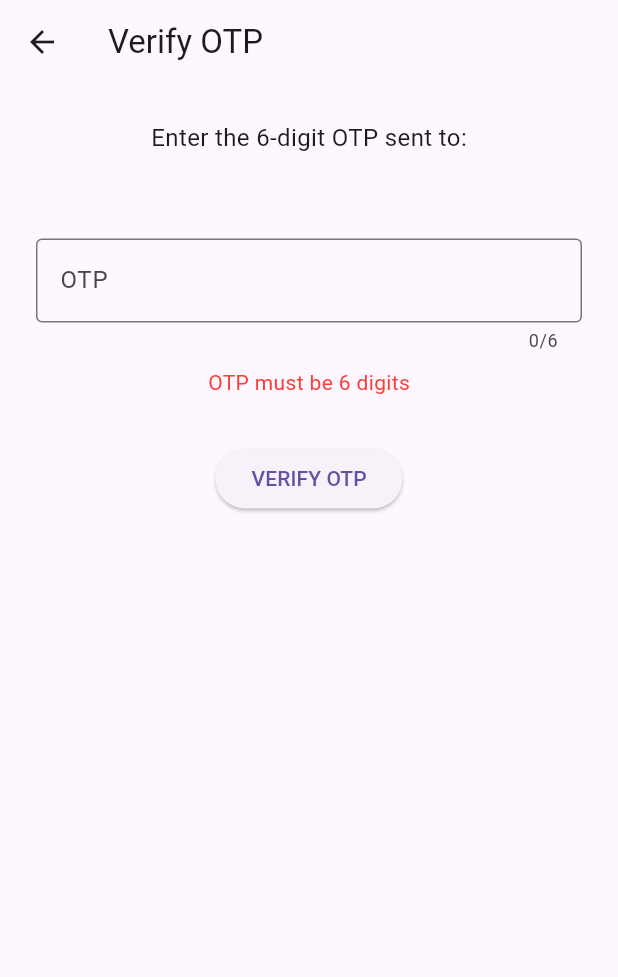
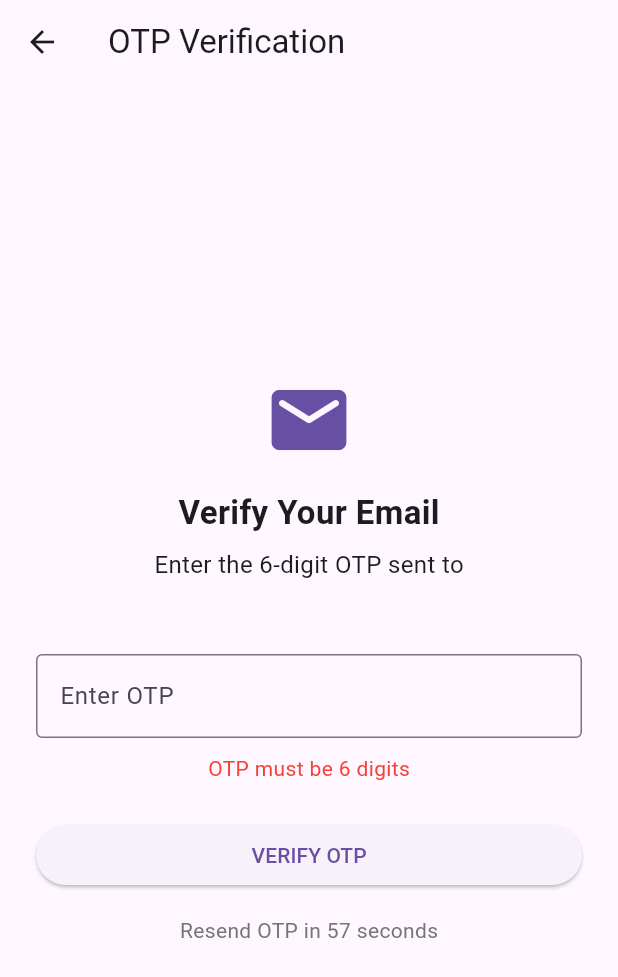
Before and after one commit to sahkrish68/multi_vendor_cloud_resturent_system, a Flutter app: the OtpVerificationScreen screen opened directly with empty values, after a tap on "VERIFY OTP", on a phone screen of 412 x 824 dp. Shown: the top 977 px of the screen. Run offline on Flutter 3.47's test engine with Material 3 defaults, Android fonts, the phone set to English and light mode, and no system bars; our stand-ins replace cloud_firestore, firebase_auth, firebase_core, firebase_storage, image_picker; accounts and stored records are empty; network calls fail.

```diff
--- a/lib/screens/otp_verification_screen.dart
+++ b/lib/screens/otp_verification_screen.dart
@@ -1,3 +1,4 @@
+import 'dart:async';
 import 'package:flutter/material.dart';
 import '../services/auth_service.dart';
 
@@ -14,6 +15,32 @@ class _OtpVerificationScreenState extends State<OtpVerificationScreen> {
   final _otpController = TextEditingController();
   String? _errorMessage;
   bool _isVerifying = false;
+  bool _canResend = false;
+  int _secondsRemaining = 60;
+  Timer? _timer;
+
+  @override
+  void initState() {
+    super.initState();
+    _startCountdown();
+  }
+
+  void _startCountdown() {
+    setState(() {
+      _secondsRemaining = 60;
+      _canResend = false;
+    });
+
+    _timer?.cancel();
+    _timer = Timer.periodic(Duration(seconds: 1), (timer) {
+      if (_secondsRemaining == 0) {
+        setState(() => _canResend = true);
+        timer.cancel();
+      } else {
+        setState(() => _secondsRemaining--);
+      }
+    });
+  }
 
   Future<void> _verifyOtp() async {
     final enteredOtp = _otpController.text.trim();
@@ -32,7 +59,10 @@ class _OtpVerificationScreenState extends State<OtpVerificationScreen> {
       bool isVerified = await AuthService().verifyOtp(widget.email, enteredOtp);
 
       if (isVerified) {
-        Navigator.pop(context, true); // return true to previous screen
+        ScaffoldMessenger.of(context).showSnackBar(
+          SnackBar(content: Text('OTP Verified!')),
+        );
+        Navigator.pop(context, true); // Go back and return success
       } else {
         setState(() => _errorMessage = 'Invalid or expired OTP');
       }
@@ -43,30 +73,62 @@ class _OtpVerificationScreenState extends State<OtpVerificationScreen> {
     }
   }
 
+  Future<void> _resendOtp() async {
+    try {
+      await AuthService().sendOtpToEmail(widget.email);
+      ScaffoldMessenger.of(context).showSnackBar(
+        SnackBar(content: Text('OTP resent to ${widget.email}')),
+      );
+      _startCountdown();
+    } catch (e) {
+      ScaffoldMessenger.of(context).showSnackBar(
+        SnackBar(content: Text('Failed to resend OTP')),
+      );
+    }
+  }
+
+  @override
+  void dispose() {
+    _otpController.dispose();
+    _timer?.cancel();
+    super.dispose();
+  }
+
   @override
   Widget build(BuildContext context) {
+    final theme = Theme.of(context);
+
     return Scaffold(
-      appBar: AppBar(title: Text('Verify OTP')),
-      body: Padding(
-        padding: const EdgeInsets.all(24.0),
+      appBar: AppBar(title: Text('OTP Verification')),
+      body: Center(
+        child: SingleChildScrollView(
+          padding: const EdgeInsets.all(24),
           child: Column(
             crossAxisAlignment: CrossAxisAlignment.center,
             children: [
+              Icon(Icons.email_rounded, size: 60, color: theme.primaryColor),
+              SizedBox(height: 16),
               Text(
-              'Enter the 6-digit OTP sent to:',
+                'Verify Your Email',
+                style: TextStyle(fontSize: 22, fontWeight: FontWeight.bold),
+              ),
+              SizedBox(height: 8),
+              Text(
+                'Enter the 6-digit OTP sent to',
                 style: TextStyle(fontSize: 16),
               ),
               Text(
                 widget.email,
-              style: TextStyle(fontSize: 18, fontWeight: FontWeight.bold),
+                style: TextStyle(fontSize: 17, fontWeight: FontWeight.w500),
               ),
-            SizedBox(height: 30),
+              SizedBox(height: 24),
               TextField(
                 controller: _otpController,
                 keyboardType: TextInputType.number,
                 maxLength: 6,
                 decoration: InputDecoration(
-                labelText: 'OTP',
+                  labelText: 'Enter OTP',
+                  counterText: '',
                   border: OutlineInputBorder(),
                 ),
               ),
@@ -74,14 +136,28 @@ class _OtpVerificationScreenState extends State<OtpVerificationScreen> {
                 SizedBox(height: 10),
                 Text(_errorMessage!, style: TextStyle(color: Colors.red)),
               ],
-            SizedBox(height: 30),
-            ElevatedButton(
+              SizedBox(height: 24),
+              SizedBox(
+                width: double.infinity,
+                child: ElevatedButton(
                   onPressed: _isVerifying ? null : _verifyOtp,
                   child: _isVerifying
                       ? CircularProgressIndicator(color: Colors.white)
                       : Text('VERIFY OTP'),
                 ),
+              ),
+              SizedBox(height: 16),
+              _canResend
+                  ? TextButton(
+                      onPressed: _resendOtp,
+                      child: Text('Resend OTP'),
+                    )
+                  : Text(
+                      'Resend OTP in $_secondsRemaining seconds',
+                      style: TextStyle(color: Colors.grey[600]),
+                    ),
             ],
+          ),
         ),
       ),
     );
```
Also changed, not shown: lib/screens/category_restaurants_screen.dart (added, +65 -0 lines), lib/screens/home_screen.dart (+19 -7 lines), lib/screens/trader_home_screen.dart (+9 -1 lines). Lines whose indentation alone changed are shown as unchanged.
